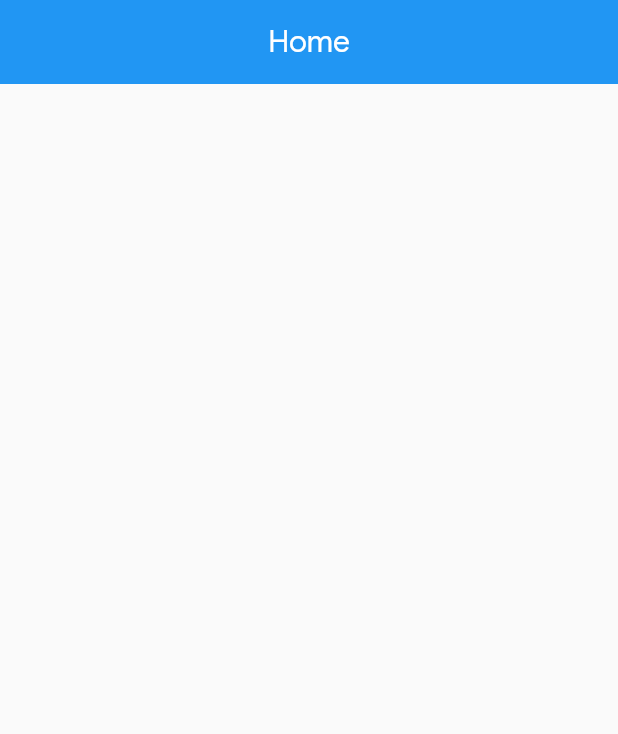
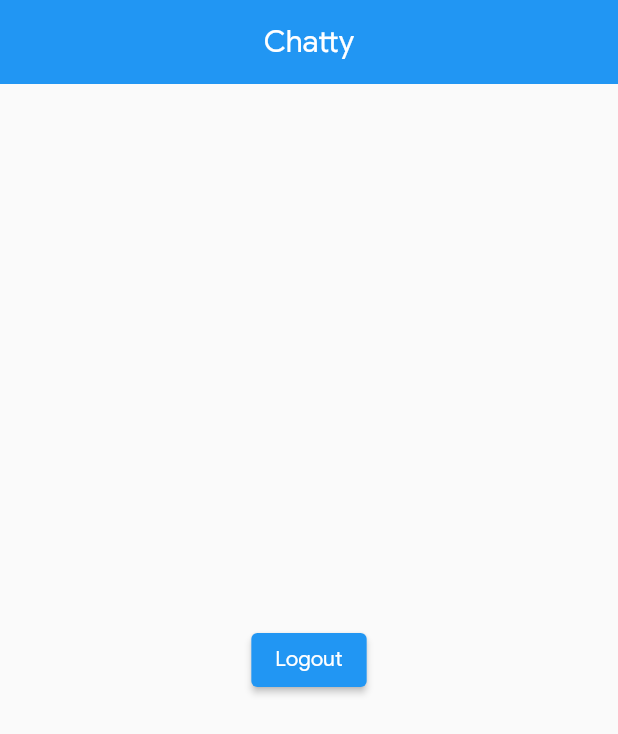
Before and after one commit to Kurler3/Flutter-Chat-App, a Flutter app: the screen it shows once a user with an empty profile is signed in, on a phone screen of 412 x 824 dp. Shown: the top 734 px of the screen. Run offline on Flutter 3.47's test engine with Material 2 defaults, Android fonts, the phone set to English and light mode, and no system bars; our stand-ins replace bloc, email_validator, equatable, firebase_auth, firebase_core, flutter_bloc and 3 more; accounts and stored records are empty.

Commit message:
Login, Sign up and logout logic are finished

```diff
--- a/lib/home/home_page.dart
+++ b/lib/home/home_page.dart
@@ -1,5 +1,9 @@
 import 'package:firebase_auth/firebase_auth.dart';
+import 'package:firebase_chat_app/auth/auth_service.dart';
+import 'package:firebase_chat_app/tools/auth_tools.dart';
+import 'package:firebase_chat_app/tools/chat_app.dart';
 import 'package:flutter/material.dart';
+import 'package:provider/provider.dart';
 
 class HomePage extends StatefulWidget {
   static final String route = "/home";
@@ -18,14 +22,31 @@ class _HomePageState extends State<HomePage> {
 
   @override
   Widget build(BuildContext context) {
+    AuthenticationService _authService = context.read<AuthenticationService>();
+
     return Scaffold(
       appBar: AppBar(
-        title: Text('Home'),
+        title: Text(ChatApp.app_name),
         centerTitle: true,
       ),
       body: Container(
         child: Center(
-          child: Text(_user.email.toString()),
+          child: ElevatedButton(
+            child: Text('Logout'),
+            onPressed: () async {
+              // Output loading circle
+              AuthTools.showLoaderDialog(context);
+              // Sign out
+              String res = await _authService.signOut();
+              // Remove loading circle
+              Navigator.pop(context);
+              // Output alert saying it wasn't possible if err
+              if (res != ChatApp.SIGN_OUT_SUCCESSFUL) {
+                ScaffoldMessenger.of(context).showSnackBar(
+                    AuthTools.errorSnackBar(ChatApp.LOGOUT_FAILED_MESSAGE));
+              }
+            },
+          ),
         ),
       ),
     );
--- a/lib/tools/chat_app.dart
+++ b/lib/tools/chat_app.dart
@@ -14,4 +14,16 @@ class ChatApp {
   // Preferences
   static late SharedPreferences prefs;
   static const String DARK_MODE_PREF = 'darkModePref';
+
+  // Auth
+  static const String SIGN_IN_SUCCESSFUL = "SIGN_IN";
+  static const String SIGN_OUT_SUCCESSFUL = "SIGN_OUT";
+  static const String SIGN_UP_SUCCESSFUL = "SIGN_UP";
+  static const String LOGIN_FAILED_TITLE = "Login failed";
+  static const String LOGIN_FAILED_MESSAGE =
+      "Inputted data incorrect. Try again!";
+  static const String LOGOUT_FAILED_MESSAGE =
+      "Couldn't logout. Try again, please!";
+  static const String SIGN_UP_FAILED_MESSAGE =
+      "Couldn't create account. Please try again";
 }
--- a/pubspec.yaml
+++ b/pubspec.yaml
@@ -35,6 +35,7 @@ dependencies:
   firebase_core: ^1.2.1
   firebase_auth: ^1.3.0
   provider: ^5.0.0
+
 
 
   # The following adds the Cupertino Icons font to your application.
```
Also changed, not shown: lib/auth/auth_service.dart (+16 -5 lines), lib/auth/login_page.dart (+59 -42 lines), lib/auth/register_page.dart (+20 -6 lines), lib/tools/auth_tools.dart (added, +34 -0 lines), 2 other files.
